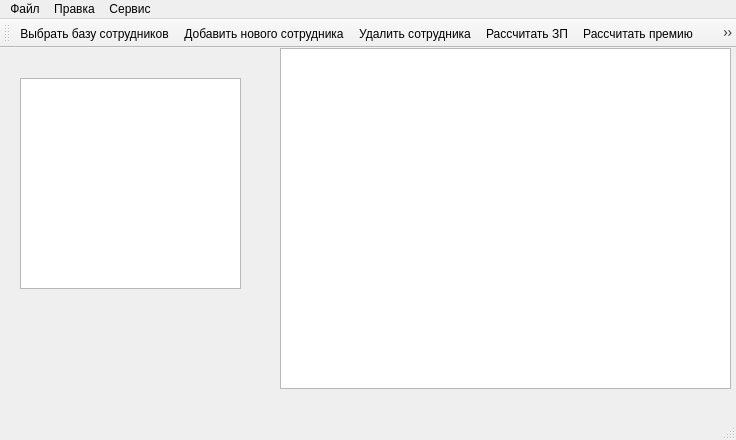
Before: the Qt Designer form OPD/winemployees.ui in ikherty/OPD, drawn with Qt 5.
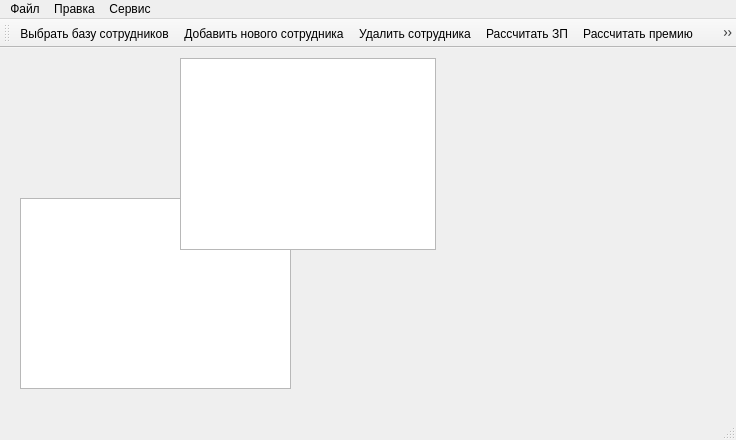
After: the same form once the commit is applied. Icons and pictures are not drawn.

```diff
--- a/OPD/winemployees.ui
+++ b/OPD/winemployees.ui
@@ -18,23 +18,23 @@
     <normaloff>:/rec/resourses/11.png</normaloff>:/rec/resourses/11.png</iconset>
   </property>
   <widget class="QWidget" name="centralwidget">
-   <widget class="QTableView" name="tableView">
-    <property name="geometry">
-     <rect>
-      <x>280</x>
-      <y>0</y>
-      <width>451</width>
-      <height>341</height>
-     </rect>
-    </property>
-   </widget>
    <widget class="QTextEdit" name="textEdit">
     <property name="geometry">
      <rect>
       <x>20</x>
-      <y>30</y>
-      <width>221</width>
-      <height>211</height>
+      <y>150</y>
+      <width>271</width>
+      <height>191</height>
+     </rect>
+    </property>
+   </widget>
+   <widget class="QTableWidget" name="tableWidget">
+    <property name="geometry">
+     <rect>
+      <x>180</x>
+      <y>10</y>
+      <width>256</width>
+      <height>192</height>
      </rect>
     </property>
    </widget>
```
Left out of the diff: 4 changed lines with no effect on the pictures.
